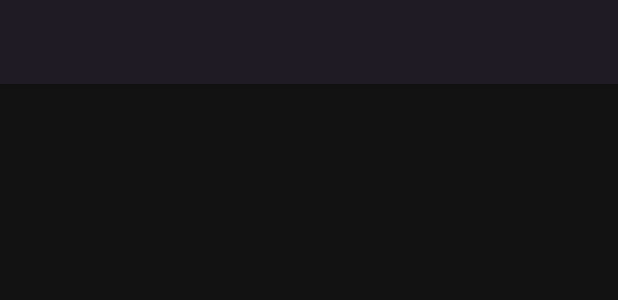
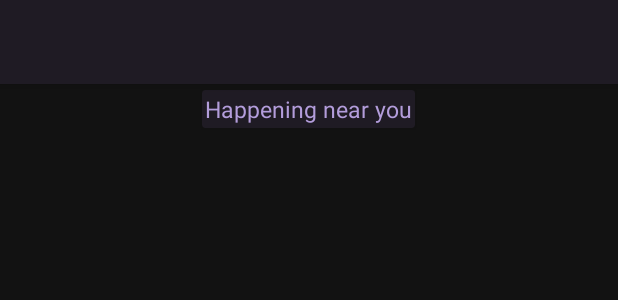
Before and after one commit to vladjk/EventBrowser, an Android app: the layout activity_main.xml on its own in the app's theme, with its tools: preview values and no code run, on a phone screen of 412 x 824 dp. Shown: the top 300 px of the screen. Run offline under Robolectric (Android 15) with nearby library versions, the light colour scheme and no system bars.

Commit message:
Added header "Happening near you" in feed + method hideHeader() for hiding it on scroll.

```diff
--- a/app/src/main/res/layout/activity_main.xml
+++ b/app/src/main/res/layout/activity_main.xml
@@ -1,5 +1,5 @@
 <?xml version="1.0" encoding="utf-8"?>
-<androidx.coordinatorlayout.widget.CoordinatorLayout xmlns:android="http://schemas.android.com/apk/res/android"
+<RelativeLayout xmlns:android="http://schemas.android.com/apk/res/android"
     xmlns:app="http://schemas.android.com/apk/res-auto"
     xmlns:tools="http://schemas.android.com/tools"
     android:layout_width="match_parent"
@@ -14,11 +14,31 @@
         />
 
     <androidx.recyclerview.widget.RecyclerView
+        android:id="@+id/recycleViewFeed"
         android:layout_width="match_parent"
         android:layout_height="match_parent"
         android:layout_margin="10dp"
-        android:paddingTop="50dp"
-        android:id="@+id/recycleViewFeed"/>
+        android:paddingTop="55dp" />
+    <androidx.cardview.widget.CardView
+        android:id="@+id/headerCV"
+        android:layout_width="wrap_content"
+        android:layout_height="wrap_content"
+        android:layout_marginTop="60dp"
+        android:layout_centerInParent="true"
+        android:layout_alignParentTop="true"
+        app:cardBackgroundColor="@color/colorPrimary"
+        android:elevation="5dp"
+        android:visibility="visible"
+        >
+        <TextView
+            android:layout_width="wrap_content"
+            android:layout_height="wrap_content"
+            android:text="Happening near you"
+            android:textColor="@color/colorAccent"
+            android:textAlignment="center"
+            android:padding="2dp"
+            android:textSize="15dp"
+            />
+    </androidx.cardview.widget.CardView>
 
-
-</androidx.coordinatorlayout.widget.CoordinatorLayout>
+</RelativeLayout>
--- a/app/src/main/res/layout/eventcard.xml
+++ b/app/src/main/res/layout/eventcard.xml
@@ -11,7 +11,6 @@
     android:foreground="?android:attr/selectableItemBackground"
     android:clickable="true"
     app:cardElevation="24dp">
-
 
     <RelativeLayout
         android:layout_width="match_parent"
```
Also changed, not shown: app/src/main/java/com/example/eventbrowser/MainActivity.java (+30 -0 lines).
